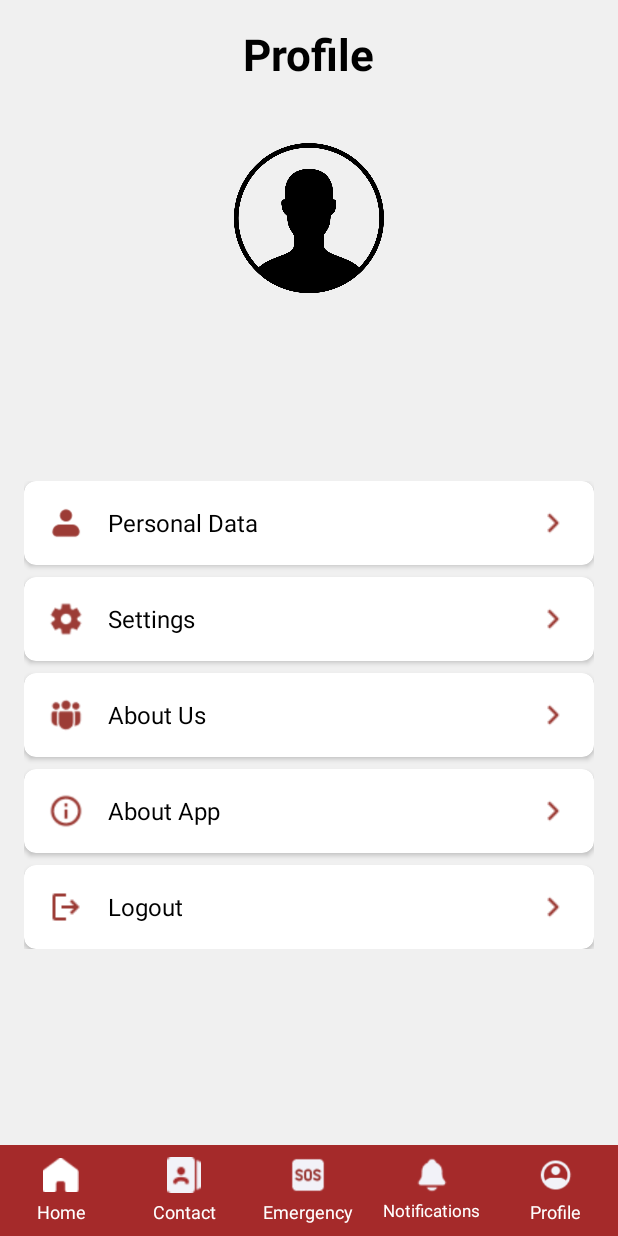
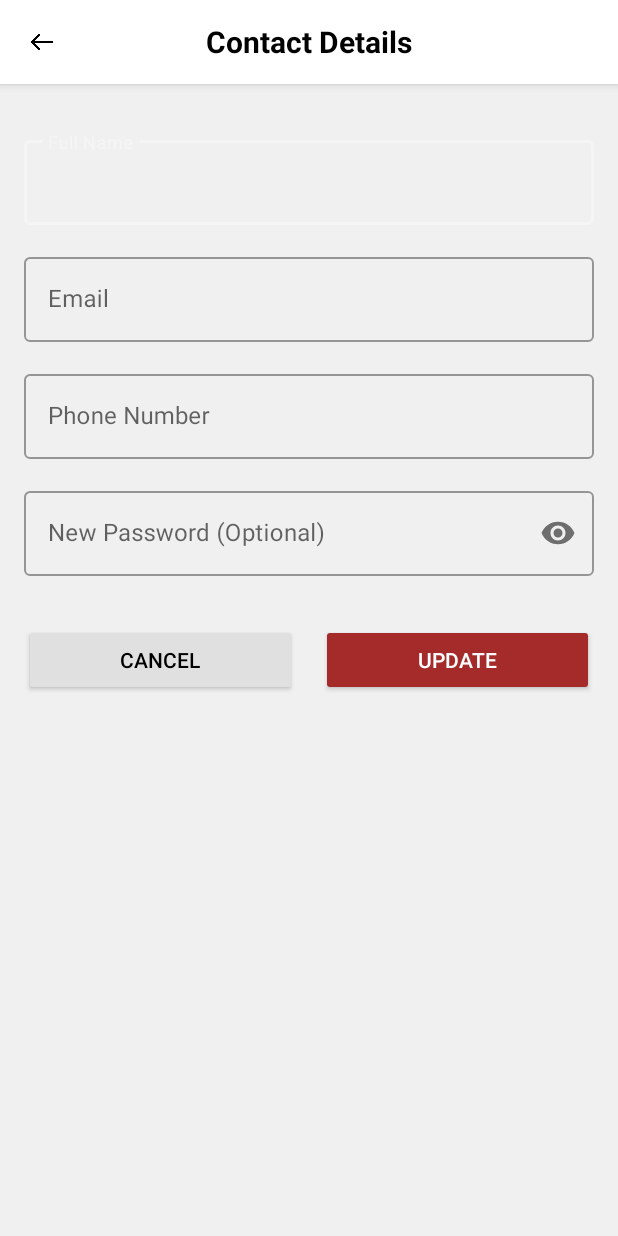
Before and after one commit to seeudev/RescueMeFinal, an Android app: the ProfilePageActivity screen opened directly, with no data from a screen before it, after a tap on "Personal Data", on a phone screen of 412 x 824 dp. Run offline under Robolectric (Android 15) with nearby library versions, the phone set to English and light mode, and no system bars; our stand-ins replace Firebase (no records; nobody signed in at launch, a user with empty details on screens opened directly).

Commit message:
Added Personal Data Implementation not yet finished

```diff
--- a/app/build.gradle.kts
+++ b/app/build.gradle.kts
@@ -65,6 +65,7 @@ dependencies {
     implementation(libs.androidx.activity)
     implementation(libs.play.services.location)
     implementation("com.google.code.gson:gson:2.10.1")
+    implementation(libs.firebase.firestore.ktx)
     testImplementation(libs.junit)
     androidTestImplementation(libs.androidx.junit)
     androidTestImplementation(libs.androidx.espresso.core)
--- a/app/src/main/AndroidManifest.xml
+++ b/app/src/main/AndroidManifest.xml
@@ -66,6 +66,7 @@
             android:exported="false"
             android:theme="@style/Theme.AppCompat.Light.NoActionBar"
             android:configChanges="orientation|screenSize" />
+        <activity android:name=".PersonalDataActivity" />
     </application>
 
 </manifest>
--- /dev/null
+++ b/app/src/main/java/com/example/rescueme/PersonalDataActivity.kt
@@ -0,0 +1,146 @@
+package com.example.rescueme
+
+import android.os.Bundle
+import android.widget.Button
+import android.widget.ImageView
+import android.widget.Toast
+import androidx.appcompat.app.AppCompatActivity
+import com.google.android.material.textfield.TextInputEditText
+import com.google.firebase.auth.FirebaseAuth
+import com.google.firebase.firestore.FirebaseFirestore
+
+class PersonalDataActivity : AppCompatActivity() {
+    private lateinit var nameInput: TextInputEditText
+    private lateinit var emailInput: TextInputEditText
+    private lateinit var phoneInput: TextInputEditText
+    private lateinit var passwordInput: TextInputEditText
+    private lateinit var updateButton: Button
+    private lateinit var cancelButton: Button
+    private lateinit var backButton: ImageView
+
+    private val auth = FirebaseAuth.getInstance()
+    private val db = FirebaseFirestore.getInstance()
+
+    override fun onCreate(savedInstanceState: Bundle?) {
+        super.onCreate(savedInstanceState)
+        setContentView(R.layout.act_personaldata)
+
+        // Initialize views
+        initializeViews()
+
+        // Load current user data
+        loadUserData()
+
+        // Set up click listeners
+        setupClickListeners()
+    }
+
+    private fun initializeViews() {
+        nameInput = findViewById(R.id.nameInput)
+        emailInput = findViewById(R.id.emailInput)
+        phoneInput = findViewById(R.id.phoneInput)
+        passwordInput = findViewById(R.id.passwordInput)
+        updateButton = findViewById(R.id.updateButton)
+        cancelButton = findViewById(R.id.cancelButton)
+        backButton = findViewById(R.id.backButton)
+    }
+
+    private fun loadUserData() {
+        val app = RescueMeApp.getInstance()
+        nameInput.setText(app.getUserName())
+        emailInput.setText(app.getUserEmail())
+        phoneInput.setText(app.getUserPhone())
+    }
+
+    private fun setupClickListeners() {
+        backButton.setOnClickListener {
+            finish()
+        }
+
+        cancelButton.setOnClickListener {
+            finish()
+        }
+
+        updateButton.setOnClickListener {
+            updateUserData()
+        }
+    }
+
+    private fun updateUserData() {
+        val name = nameInput.text.toString().trim()
+        val email = emailInput.text.toString().trim()
+        val phone = phoneInput.text.toString().trim()
+        val password = passwordInput.text.toString().trim()
+
+        if (name.isEmpty() || email.isEmpty() || phone.isEmpty()) {
+            Toast.makeText(this, "Please fill in all required fields", Toast.LENGTH_SHORT).show()
+            return
+        }
+
+        // Show loading state
+        updateButton.isEnabled = false
+        updateButton.text = "Updating..."
+
+        val user = auth.currentUser
+        if (user != null) {
+            // Update email if changed
+            if (email != user.email) {
+                user.updateEmail(email)
+                    .addOnCompleteListener { emailTask ->
+                        if (emailTask.isSuccessful) {
+                            updateUserDataInFirestore(name, email, phone, password)
+                        } else {
+                            handleUpdateError("Failed to update email: ${emailTask.exception?.message}")
+                        }
+                    }
+            } else {
+                updateUserDataInFirestore(name, email, phone, password)
+            }
+        } else {
+            handleUpdateError("User not logged in")
+        }
+    }
+
+    private fun updateUserDataInFirestore(name: String, email: String, phone: String, password: String) {
+        val user = auth.currentUser
+        if (user != null) {
+            val userData = hashMapOf(
+                "name" to name,
+                "email" to email,
+                "phone" to phone
+            )
+
+            // Update password if provided
+            if (password.isNotEmpty()) {
+                user.updatePassword(password)
+                    .addOnCompleteListener { passwordTask ->
+                        if (!passwordTask.isSuccessful) {
+                            handleUpdateError("Failed to update password: ${passwordTask.exception?.message}")
+                            return@addOnCompleteListener
+                        }
+                    }
+            }
+
+            // Update Firestore
+            db.collection("users").document(user.uid)
+                .update(userData as Map<String, Any>)
+                .addOnSuccessListener {
+                    // Update local app data
+                    val app = RescueMeApp.getInstance()
+                    app.saveUserData(name, email, phone)
+
+                    Toast.makeText(this, "Profile updated successfully", Toast.LENGTH_SHORT).show()
+                    finish()
+                }
+                .addOnFailureListener { e ->
+                    handleUpdateError("Failed to update profile: ${e.message}")
+                }
+        }
+    }
+
+    private fun handleUpdateError(message: String) {
+        Toast.makeText(this, message, Toast.LENGTH_SHORT).show()
+        updateButton.isEnabled = true
+        updateButton.text = "Update"
+    }
+}
--- a/app/src/main/java/com/example/rescueme/ProfilePageActivity.kt
+++ b/app/src/main/java/com/example/rescueme/ProfilePageActivity.kt
@@ -58,8 +58,7 @@ class ProfilePageActivity : Activity() {
     private fun setupMenuClickListeners() {
         // Personal Data
         findViewById<View>(R.id.personal_data_card).setOnClickListener {
-            // TODO: Create PersonalDataActivity
-            Toast.makeText(this, "Personal Data screen will be implemented soon", Toast.LENGTH_SHORT).show()
+            startActivity(Intent(this, PersonalDataActivity::class.java))
         }
 
         // Settings
--- /dev/null
+++ b/app/src/main/res/layout/act_personaldata.xml
@@ -0,0 +1,147 @@
+<?xml version="1.0" encoding="utf-8"?>
+<LinearLayout xmlns:android="http://schemas.android.com/apk/res/android"
+    xmlns:app="http://schemas.android.com/apk/res-auto"
+    android:layout_width="match_parent"
+    android:layout_height="match_parent"
+    android:orientation="vertical"
+    android:background="#F0F0F0">
+
+    <!-- Toolbar -->
+    <androidx.appcompat.widget.Toolbar
+        android:id="@+id/toolbar"
+        android:layout_width="match_parent"
+        android:layout_height="?attr/actionBarSize"
+        android:background="@color/white"
+        android:elevation="4dp"
+        app:layout_constraintTop_toTopOf="parent">
+
+        <ImageView
+            android:id="@+id/backButton"
+            android:layout_width="24dp"
+            android:layout_height="24dp"
+            android:layout_gravity="start|center_vertical"
+            android:src="@drawable/ic_back"
+            android:padding="4dp"
+            android:contentDescription="Back" />
+
+        <TextView
+            android:layout_width="wrap_content"
+            android:layout_height="wrap_content"
+            android:layout_gravity="center"
+            android:text="Contact Details"
+            android:textColor="@color/black"
+            android:textSize="20sp"
+            android:textStyle="bold" />
+
+    </androidx.appcompat.widget.Toolbar>
+
+    <!-- Content -->
+    <ScrollView
+        android:layout_width="match_parent"
+        android:layout_height="match_parent"
+        android:padding="16dp">
+
+        <LinearLayout
+            android:layout_width="match_parent"
+            android:layout_height="wrap_content"
+            android:orientation="vertical">
+
+            <!-- Name Field -->
+            <com.google.android.material.textfield.TextInputLayout
+                android:layout_width="match_parent"
+                android:layout_height="wrap_content"
+                android:layout_marginTop="16dp"
+                android:hint="Full Name"
+                style="@style/Widget.MaterialComponents.TextInputLayout.OutlinedBox">
+
+                <com.google.android.material.textfield.TextInputEditText
+                    android:id="@+id/nameInput"
+                    android:layout_width="match_parent"
+                    android:layout_height="wrap_content"
+                    android:inputType="textPersonName" />
+
+            </com.google.android.material.textfield.TextInputLayout>
+
+            <!-- Email Field -->
+            <com.google.android.material.textfield.TextInputLayout
+                android:layout_width="match_parent"
+                android:layout_height="wrap_content"
+                android:layout_marginTop="16dp"
+                android:hint="Email"
+                style="@style/Widget.MaterialComponents.TextInputLayout.OutlinedBox">
+
+                <com.google.android.material.textfield.TextInputEditText
+                    android:id="@+id/emailInput"
+                    android:layout_width="match_parent"
+                    android:layout_height="wrap_content"
+                    android:inputType="textEmailAddress" />
+
+            </com.google.android.material.textfield.TextInputLayout>
+
+            <!-- Phone Field -->
+            <com.google.android.material.textfield.TextInputLayout
+                android:layout_width="match_parent"
+                android:layout_height="wrap_content"
+                android:layout_marginTop="16dp"
+                android:hint="Phone Number"
+                style="@style/Widget.MaterialComponents.TextInputLayout.OutlinedBox">
+
+                <com.google.android.material.textfield.TextInputEditText
+                    android:id="@+id/phoneInput"
+                    android:layout_width="match_parent"
+                    android:layout_height="wrap_content"
+                    android:inputType="phone" />
+
+            </com.google.android.material.textfield.TextInputLayout>
+
+            <!-- Password Field -->
+            <com.google.android.material.textfield.TextInputLayout
+                android:layout_width="match_parent"
+                android:layout_height="wrap_content"
+                android:layout_marginTop="16dp"
+                android:hint="New Password (Optional)"
+                app:passwordToggleEnabled="true"
+                style="@style/Widget.MaterialComponents.TextInputLayout.OutlinedBox">
+
+                <com.google.android.material.textfield.TextInputEditText
+                    android:id="@+id/passwordInput"
+                    android:layout_width="match_parent"
+                    android:layout_height="wrap_content"
+                    android:inputType="textPassword" />
+
+            </com.google.android.material.textfield.TextInputLayout>
+
+            <!-- Buttons -->
+            <LinearLayout
+                android:layout_width="match_parent"
+                android:layout_height="wrap_content"
+                android:layout_marginTop="32dp"
+                android:orientation="horizontal">
+
+                <Button
+                    android:id="@+id/cancelButton"
+                    android:layout_width="0dp"
+                    android:layout_height="wrap_content"
+                    android:layout_weight="1"
+                    android:layout_marginEnd="8dp"
+                    android:text="Cancel"
+                    android:textColor="#000000"
+                    android:backgroundTint="#E0E0E0" />
+
+                <Button
+                    android:id="@+id/updateButton"
+                    android:layout_width="0dp"
+                    android:layout_height="wrap_content"
+                    android:layout_weight="1"
+                    android:layout_marginStart="8dp"
+                    android:text="Update"
+                    android:textColor="#FFFFFF"
+                    android:backgroundTint="#A52A2A" />
+
+            </LinearLayout>
+
+        </LinearLayout>
+
+    </ScrollView>
+
+</LinearLayout>
--- a/gradle/libs.versions.toml
+++ b/gradle/libs.versions.toml
@@ -12,6 +12,7 @@ appcompat = "1.7.0"
 material = "1.12.0"
 activity = "1.8.0"
 playServicesLocation = "21.3.0"
+firebaseFirestoreKtx = "25.1.4"
 
 [libraries]
 androidx-core-ktx = { group = "androidx.core", name = "core-ktx", version.ref = "coreKtx" }
@@ -32,6 +33,7 @@ androidx-appcompat = { group = "androidx.appcompat", name = "appcompat", version
 material = { group = "com.google.android.material", name = "material", version.ref = "material" }
 androidx-activity = { group = "androidx.activity", name = "activity", version.ref = "activity" }
 play-services-location = { group = "com.google.android.gms", name = "play-services-location", version.ref = "playServicesLocation" }
+firebase-firestore-ktx = { group = "com.google.firebase", name = "firebase-firestore-ktx", version.ref = "firebaseFirestoreKtx" }
 
 [plugins]
 androidApplication = { id = "com.android.application", version.ref = "agp" }
```
